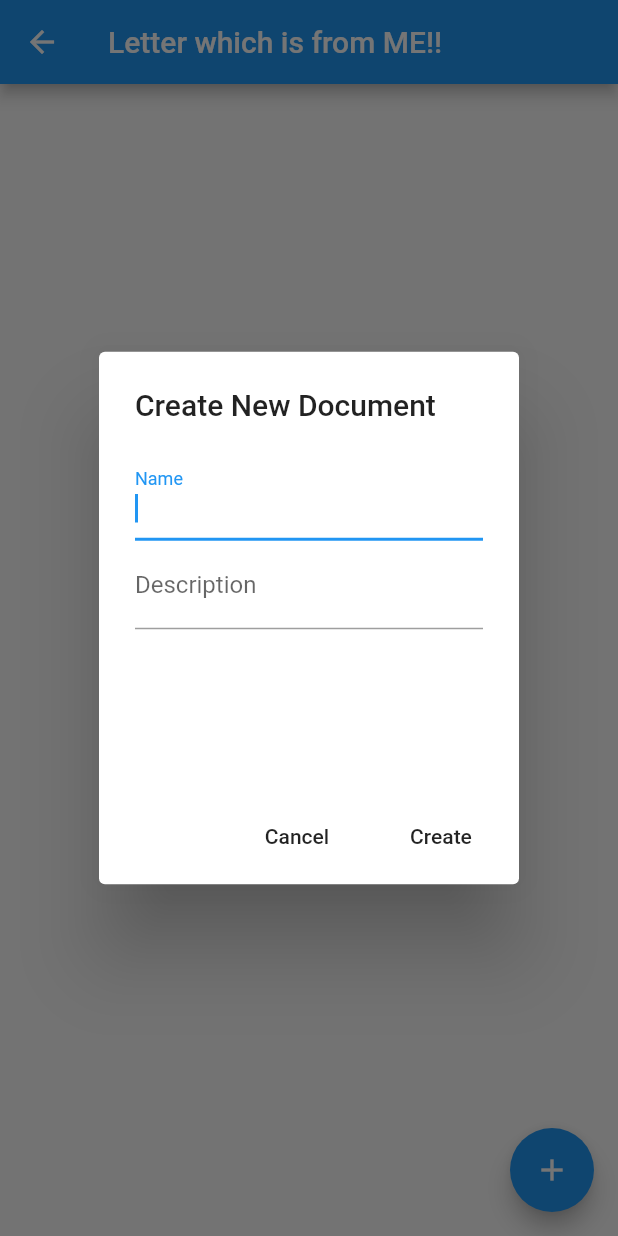
After one commit to mahns1201/PlanBreaker, a Flutter app: the FirestoreFirstDemo screen opened directly, after a tap on the "add" icon, on a phone screen of 412 x 824 dp. The commit adds this screen. Run offline on Flutter 3.47's test engine with Material 2 defaults, Android fonts, the phone set to English and light mode, and no system bars; our stand-ins replace cloud_firestore, firebase_auth, google_sign_in; accounts and stored records are empty.

Commit message:
편지 demo firebase DB연동

```diff
--- /dev/null
+++ b/lib/screen/LetterScreenDemo.dart
@@ -0,0 +1,274 @@
+import 'package:flutter/material.dart';
+import 'package:cloud_firestore/cloud_firestore.dart';
+
+FirestoreFirstDemoState pageState;
+
+class FirestoreFirstDemo extends StatefulWidget {
+  @override
+  FirestoreFirstDemoState createState() {
+    pageState = FirestoreFirstDemoState();
+    return pageState;
+  }
+}
+
+class FirestoreFirstDemoState extends State<FirestoreFirstDemo> {
+  final GlobalKey<ScaffoldState> _scaffoldKey = new GlobalKey<ScaffoldState>();
+
+  // 컬렉션명
+  final String colName = "Letter";
+
+  // 필드명
+  final String fnName = "title";
+  final String fnDescription = "context";
+  final String fnDatetime = "datetime";
+
+  TextEditingController _newNameCon = TextEditingController();
+  TextEditingController _newDescCon = TextEditingController();
+  TextEditingController _undNameCon = TextEditingController();
+  TextEditingController _undDescCon = TextEditingController();
+
+  @override
+  Widget build(BuildContext context) {
+    return Scaffold(
+      key: _scaffoldKey,
+      appBar: AppBar(title: Text("Letter which is from ME!!")),
+      body: ListView(
+        children: <Widget>[
+          Container(
+            height: 500,
+            child: StreamBuilder<QuerySnapshot>(
+              stream: Firestore.instance
+                  .collection(colName)
+                  .orderBy(fnDatetime, descending: true)
+                  .snapshots(),
+              builder: (BuildContext context,
+                  AsyncSnapshot<QuerySnapshot> snapshot) {
+                if (snapshot.hasError) return Text("Error: ${snapshot.error}");
+                switch (snapshot.connectionState) {
+                  case ConnectionState.waiting:
+                    return Text("Loading...");
+                  default:
+                    return ListView(
+                      children: snapshot.data.documents
+                          .map((DocumentSnapshot document) {
+                        Timestamp ts = document[fnDatetime];
+                        String dt = timestampToStrDateTime(ts);
+                        return Card(
+                          elevation: 2,
+                          child: InkWell(
+                            // Read Document
+                            onTap: () {
+                              showDocument(document.documentID);
+                            },
+                            // Update or Delete Document
+                            onLongPress: () {
+                              showUpdateOrDeleteDocDialog(document);
+                            },
+                            child: Container(
+                              padding: const EdgeInsets.all(8),
+                              child: Column(
+                                children: <Widget>[                                  Row(                                    mainAxisAlignment:                                        MainAxisAlignment.spaceBetween,                                    children: <Widget>[                                      Text(                                        document[fnName],
+                                        style: TextStyle(
+                                          color: Colors.blueGrey,
+                                          fontSize: 17,
+                                          fontWeight: FontWeight.bold,
+                                        ),
+                                      ),
+                                      Text(
+                                        dt.toString(),
+                                        style:
+                                            TextStyle(color: Colors.grey[600]),
+                                      ),
+                                    ],
+                                  ),
+                                  Container(
+                                    alignment: Alignment.centerLeft,
+                                    child: Text(
+                                      document[fnDescription],
+                                      style: TextStyle(color: Colors.black54),
+                                    ),
+                                  )
+                                ],
+                              ),
+                            ),
+                          ),
+                        );
+                      }).toList(),
+                    );
+                }
+              },
+            ),
+          )
+        ],
+      ),
+      // Create Document
+      floatingActionButton: FloatingActionButton(
+          child: Icon(Icons.add), onPressed: showCreateDocDialog),
+    );
+  }
+
+  /// Firestore CRUD Logic
+
+  // 문서 생성 (Create)
+  void createDoc(String name, String description) {
+    Firestore.instance.collection(colName).add({
+      fnName: name,
+      fnDescription: description,
+      fnDatetime: Timestamp.now(),
+    });
+  }
+
+  // 문서 조회 (Read)
+  void showDocument(String documentID) {
+    Firestore.instance
+        .collection(colName)
+        .document(documentID)
+        .get()
+        .then((doc) {
+      showReadDocSnackBar(doc);
+    });
+  }
+
+  // 문서 갱신 (Update)
+  void updateDoc(String docID, String name, String description) {
+    Firestore.instance.collection(colName).document(docID).updateData({
+      fnName: name,
+      fnDescription: description,
+    });
+  }
+
+  // 문서 삭제 (Delete)
+  void deleteDoc(String docID) {
+    Firestore.instance.collection(colName).document(docID).delete();
+  }
+
+  void showCreateDocDialog() {
+    showDialog(
+      barrierDismissible: false,
+      context: context,
+      builder: (context) {
+        return AlertDialog(
+          title: Text("Create New Document"),
+          content: Container(
+            height: 200,
+            child: Column(
+              children: <Widget>[
+                TextField(
+                  autofocus: true,
+                  decoration: InputDecoration(labelText: "Name"),
+                  controller: _newNameCon,
+                ),
+                TextField(
+                  decoration: InputDecoration(labelText: "Description"),
+                  controller: _newDescCon,
+                )
+              ],
+            ),
+          ),
+          actions: <Widget>[
+            FlatButton(
+              child: Text("Cancel"),
+              onPressed: () {
+                _newNameCon.clear();
+                _newDescCon.clear();
+                Navigator.pop(context);
+              },
+            ),
+            FlatButton(
+              child: Text("Create"),
+              onPressed: () {
+                if (_newDescCon.text.isNotEmpty &&
+                    _newNameCon.text.isNotEmpty) {
+                  createDoc(_newNameCon.text, _newDescCon.text);
+                }
+                _newNameCon.clear();
+                _newDescCon.clear();
+                Navigator.pop(context);
+              },
+            )
+          ],
+        );
+      },
+    );
+  }
+
+  void showReadDocSnackBar(DocumentSnapshot doc) {
+    _scaffoldKey.currentState
+      ..hideCurrentSnackBar()
+      ..showSnackBar(
+        SnackBar(
+          backgroundColor: Colors.deepOrangeAccent,
+          duration: Duration(seconds: 5),
+          content: Text(
+              "$fnName: ${doc[fnName]}\n$fnDescription: ${doc[fnDescription]}"
+              "\n$fnDatetime: ${timestampToStrDateTime(doc[fnDatetime])}"),
+          action: SnackBarAction(
+            label: "Done",
+            textColor: Colors.white,
+            onPressed: () {},
+          ),
+        ),
+      );
+  }
+
+  void showUpdateOrDeleteDocDialog(DocumentSnapshot doc) {
+    _undNameCon.text = doc[fnName];
+    _undDescCon.text = doc[fnDescription];
+    showDialog(
+      barrierDismissible: false,
+      context: context,
+      builder: (context) {
+        return AlertDialog(
+          title: Text("Update/Delete Document"),
+          content: Container(
+            height: 200,
+            child: Column(
+              children: <Widget>[
+                TextField(
+                  decoration: InputDecoration(labelText: "Name"),
+                  controller: _undNameCon,
+                ),
+                TextField(
+                  decoration: InputDecoration(labelText: "Description"),
+                  controller: _undDescCon,
+                )
+              ],
+            ),
+          ),
+          actions: <Widget>[
+            FlatButton(
+              child: Text("Cancel"),
+              onPressed: () {
+                _undNameCon.clear();
+                _undDescCon.clear();
+                Navigator.pop(context);
+              },
+            ),
+            FlatButton(
+              child: Text("Update"),
+              onPressed: () {
+                if (_undNameCon.text.isNotEmpty &&
+                    _undDescCon.text.isNotEmpty) {
+                  updateDoc(doc.documentID, _undNameCon.text, _undDescCon.text);
+                }
+                Navigator.pop(context);
+              },
+            ),
+            FlatButton(
+              child: Text("Delete"),
+              onPressed: () {
+                deleteDoc(doc.documentID);
+                Navigator.pop(context);
+              },
+            )
+          ],
+        );
+      },
+    );
+  }
+
+  String timestampToStrDateTime(Timestamp ts) {
+    return DateTime.fromMicrosecondsSinceEpoch(ts.microsecondsSinceEpoch)
+        .toString();
+  }
+}
--- a/lib/screen/letter_screen.dart
+++ b/lib/screen/letter_screen.dart
@@ -12,7 +12,6 @@ void ma() {
 
 
 //------------------------------------------------
-
 
 class Lettere extends StatefulWidget {
     @override
```
Also changed, not shown: lib/main.dart (+5 -3 lines). Lines whose indentation alone changed are shown as unchanged.
